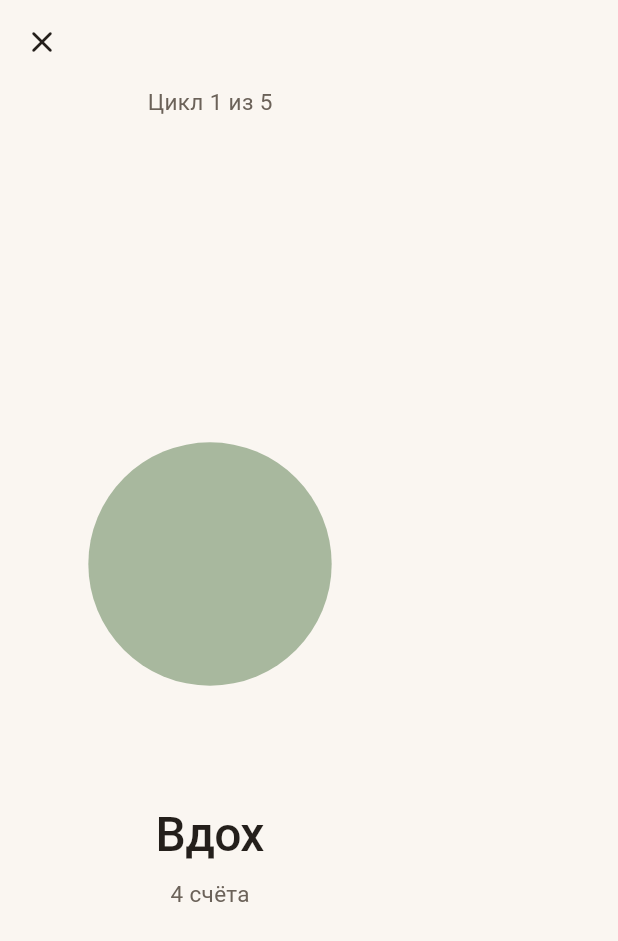
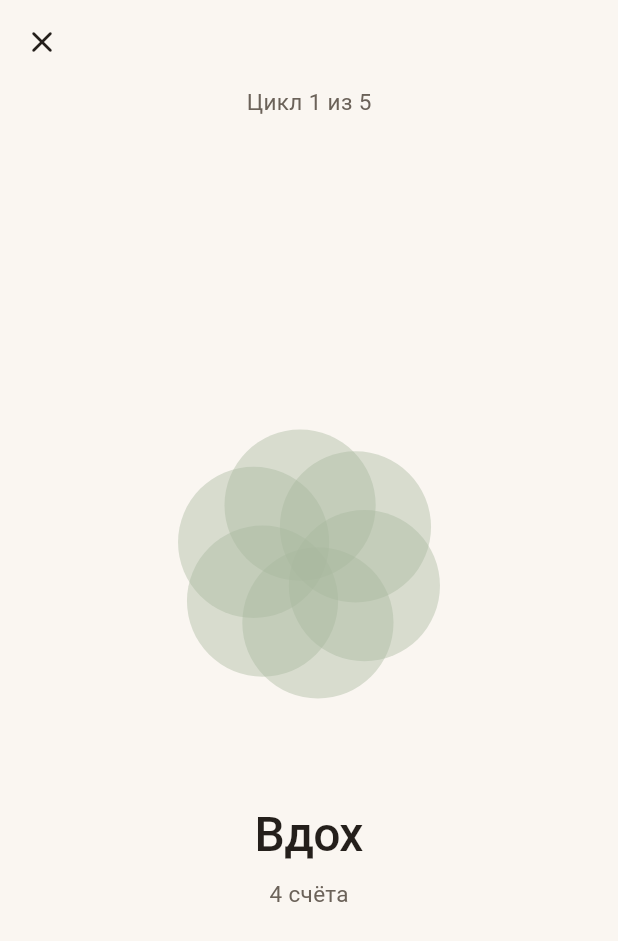
Before and after one commit to boytik/volna-, a Flutter app: the BreathingScreen screen opened by its route, on a phone screen of 412 x 824 dp. Shown: the top 941 px of the screen. Run offline on Flutter 3.47's test engine with Material 3 defaults, Android fonts, the phone set to English and light mode, and no system bars; our stand-ins replace flutter_local_notifications, flutter_timezone, go_router, google_fonts, permission_handler, shared_preferences and 2 more; missing offline and left inert: flutter_sound; accounts and stored records are empty; Roboto replaces fonts that are missing (Golos Text, Literata).

Commit message:
Дыхание: цветок как в Apple Watch, починена центровка экрана
Контент экрана дыхания стоял на 56pt левее центра. Причина — ловушка
Flutter: Column в Padding получает нежёсткие ограничения и сжимается
по ширине до самого широкого ребёнка. Здесь это круг в 240pt, поэтому
колонка была 240pt и прижималась к левому краю, а всё внутри
центровалось относительно неё. Лечится обёрткой в Center. Записал в
CLAUDE.md вместе со второй такой же ловушкой — Positioned без right.

Круг заменён цветком из шести лепестков. Один круг ничего не делает на
задержках, а в «Квадрате» задержки занимают половину времени: человек
смотрит на замерший круг и считает про себя. Лепестки продолжают
вращаться всегда, и взгляду есть за чем следить, пока он не дышит.

Вращение — отдельный контроллер: фазовый ходит туда-обратно, и цветок
на нём качался бы, а не вращался. Останавливается вместе с практикой.
Расхождение лепестков это само упражнение и работает всегда, вращение
декоративно и молчит при «уменьшении движения».

Заливка плоская с прозрачностью: перекрытия лепестков сами дают
глубину, ни градиента, ни тени не понадобилось.

Отложенная идея «дыхание как линия горизонта» переехала: горизонт
реализован фоновым ритмом в «Практиках», где он и работает.

Co-Authored-By: Claude Opus 5 (1M context) <noreply@anthropic.com>

```diff
--- a/lib/features/sos/breathing_screen.dart
+++ b/lib/features/sos/breathing_screen.dart
@@ -1,16 +1,20 @@
 import 'dart:async';
+import 'dart:math' as math;
 
 import 'package:flutter/material.dart';
 import 'package:flutter/services.dart';
 import 'package:go_router/go_router.dart';
 
 import '../../core/theme/colors.dart';
+import '../../core/theme/tokens.dart';
 import '../../core/widgets/helped_button.dart';
 import '../../data/local/toolbox_storage.dart';
 
 /// Дыхание «Квадрат»: вдох 4с — задержка 4с — выдох 4с — задержка 4с.
-/// 5 циклов = ~80 секунд. Анимация: круг расширяется на вдохе, держится,
-/// сжимается на выдохе, держится. Лёгкая вибрация на смене фазы.
+/// 5 циклов = ~80 секунд. Цветок из шести лепестков расходится на вдохе,
+/// сходится на выдохе и всё время медленно вращается — на задержках
+/// вращение продолжается, поэтому взгляду есть за чем следить, пока
+/// человек не дышит. Лёгкая вибрация на смене фазы.
 enum _Phase {
   inhale('Вдох', 4),
   holdIn('Задержи', 4),
@@ -32,10 +36,13 @@ class BreathingScreen extends StatefulWidget {
 }
 
 class _BreathingScreenState extends State<BreathingScreen>
-    with SingleTickerProviderStateMixin {
+    with TickerProviderStateMixin {
   static const _totalCycles = 5;
 
   late final AnimationController _controller;
+  /// Вращение цветка. Отдельно от фазового контроллера: тот ходит
+  /// туда-обратно, и цветок на нём качался бы, а не вращался.
+  late final AnimationController _spin;
   _Phase _phase = _Phase.inhale;
   int _cycle = 1;
   Timer? _timer;
@@ -50,7 +57,23 @@ class _BreathingScreenState extends State<BreathingScreen>
       lowerBound: 0.5,
       upperBound: 1.0,
     );
+    _spin = AnimationController(
+      vsync: this,
+      duration: const Duration(seconds: 32),
+    );
     _startPhase();
+  }
+
+  @override
+  void didChangeDependencies() {
+    super.didChangeDependencies();
+    // Расхождение лепестков — это само упражнение, оно остаётся всегда.
+    // Вращение декоративно, поэтому при «уменьшении движения» молчит.
+    if (AppMotion.reduced(context)) {
+      _spin.stop();
+    } else if (!_spin.isAnimating && !_finished) {
+      _spin.repeat();
+    }
   }
 
   void _startPhase() {
@@ -75,6 +98,7 @@ class _BreathingScreenState extends State<BreathingScreen>
     if (!mounted) return;
     if (_phase == _Phase.holdOut) {
       if (_cycle >= _totalCycles) {
+        _spin.stop();
         setState(() => _finished = true);
         HapticFeedback.mediumImpact();
         return;
@@ -89,6 +113,7 @@ class _BreathingScreenState extends State<BreathingScreen>
   void dispose() {
     _timer?.cancel();
     _controller.dispose();
+    _spin.dispose();
     super.dispose();
   }
 
@@ -112,8 +137,13 @@ class _BreathingScreenState extends State<BreathingScreen>
   }
 
   Widget _buildBreathing(ThemeData theme) {
+    // Center обязателен. Column в Padding получает нежёсткие ограничения
+    // и сжимается по ширине до самого широкого ребёнка — здесь это
+    // цветок в 240pt. Без Center колонка прижималась к левому краю, и
+    // весь экран уезжал влево на 56pt.
     return Padding(
       padding: const EdgeInsets.fromLTRB(20, 0, 20, 40),
+      child: Center(
         child: Column(
           children: [
             Text(
@@ -122,10 +152,12 @@ class _BreathingScreenState extends State<BreathingScreen>
             ),
             const Spacer(),
             AnimatedBuilder(
-            animation: _controller,
-            builder: (_, _) {
-              return _BreathCircle(scale: _controller.value, phase: _phase);
-            },
+              animation: Listenable.merge([_controller, _spin]),
+              builder: (_, _) => _BreathFlower(
+                // Контроллер ходит 0.5..1.0 — приводим к 0..1.
+                level: (_controller.value - 0.5) * 2,
+                rotation: _spin.value * 2 * math.pi,
+              ),
             ),
             const SizedBox(height: 40),
             Text(_phase.label, style: theme.textTheme.displayLarge),
@@ -136,6 +168,7 @@ class _BreathingScreenState extends State<BreathingScreen>
             ),
             const Spacer(),
           ],
+        ),
       ),
     );
   }
@@ -190,6 +223,7 @@ class _BreathingScreenState extends State<BreathingScreen>
                 _phase = _Phase.inhale;
                 _finished = false;
               });
+              if (!AppMotion.reduced(context)) _spin.repeat();
               _startPhase();
             },
             child: const Text('Ещё раз'),
@@ -200,32 +234,67 @@ class _BreathingScreenState extends State<BreathingScreen>
   }
 }
 
-class _BreathCircle extends StatelessWidget {
-  const _BreathCircle({required this.scale, required this.phase});
+/// Цветок дыхания в духе Apple Watch: шесть лепестков расходятся на
+/// вдохе и сходятся на выдохе, всё это медленно вращается.
+///
+/// Почему не один круг: расширяющийся круг — главное клише категории,
+/// и он не даёт ощущения продолжающегося движения на задержках. Лепестки
+/// на задержке продолжают вращаться, и человеку есть за чем следить,
+/// пока он не дышит.
+///
+/// Заливка плоская, с прозрачностью: перекрытия лепестков сами дают
+/// глубину, поэтому ни градиента, ни тени не нужно.
+class _BreathFlower extends StatelessWidget {
+  const _BreathFlower({required this.level, required this.rotation});
 
-  final double scale;
-  final _Phase phase;
+  /// 0 — лепестки собраны в центре, 1 — разошлись.
+  final double level;
+  final double rotation;
 
   @override
   Widget build(BuildContext context) {
-    final size = 220.0 * scale;
-
     return SizedBox(
       width: 240,
       height: 240,
-      child: Center(
-        child: Container(
-          width: size,
-          height: size,
-          // Плоская заливка без градиента и свечения: теней в системе
-          // нет. Замена круга на линию горизонта («вдох поднимает
-          // горизонт») зафиксирована в DESIGN.md и отложена.
-          decoration: const BoxDecoration(
-            shape: BoxShape.circle,
-            color: AppColors.markedWash,
-          ),
-        ),
+      child: CustomPaint(
+        painter: _FlowerPainter(level: level, rotation: rotation),
       ),
     );
   }
 }
+
+class _FlowerPainter extends CustomPainter {
+  _FlowerPainter({required this.level, required this.rotation});
+
+  final double level;
+  final double rotation;
+
+  static const _petals = 6;
+
+  @override
+  void paint(Canvas canvas, Size size) {
+    final center = size.center(Offset.zero);
+    final r = size.shortestSide / 2;
+    final petalR = r * 0.42;
+    // На нуле лепестки почти слиты — цветок не исчезает и не схлопывается
+    // в точку. На единице касаются внешнего края.
+    final distance = (r - petalR) * (0.18 + 0.82 * level);
+
+    final paint = Paint()
+      ..color = AppColors.markedWash.withValues(alpha: 0.42)
+      ..isAntiAlias = true;
+
+    for (var i = 0; i < _petals; i++) {
+      final angle = rotation + i * 2 * math.pi / _petals;
+      canvas.drawCircle(
+        center + Offset(math.cos(angle), math.sin(angle)) * distance,
+        petalR,
+        paint,
+      );
+    }
+  }
+
+  @override
+  bool shouldRepaint(covariant _FlowerPainter old) =>
+      old.level != level || old.rotation != rotation;
+}
```
Also changed, not shown: 2 other files. Lines whose indentation alone changed are shown as unchanged.
